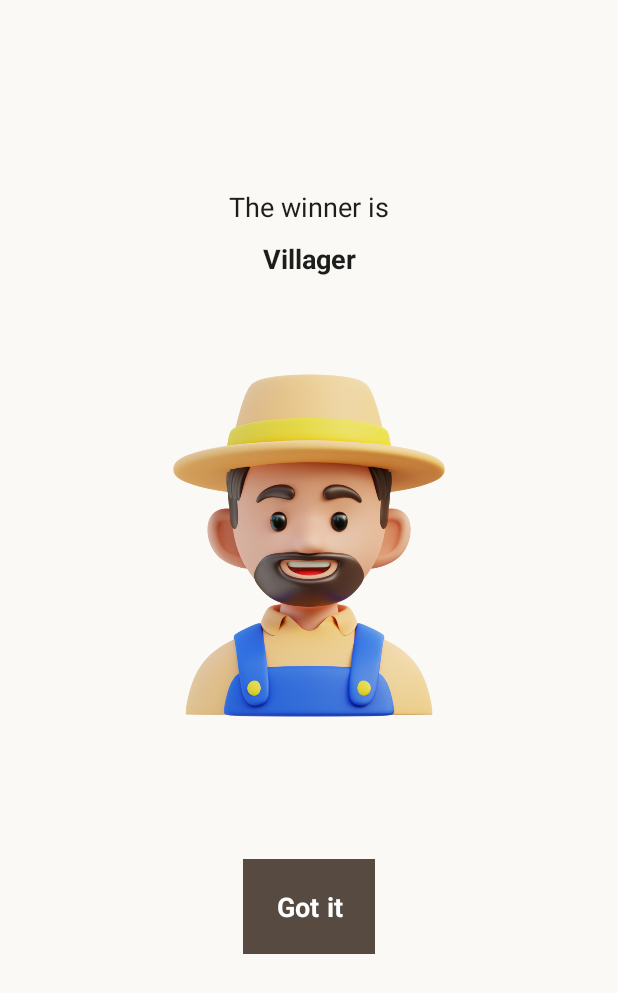
After one commit to Methawee6509611999/CS361_Project, an Android app: the Ending screen opened directly, with no data from a screen before it, on a phone screen of 412 x 824 dp. The commit adds this screen. Shown: the top 993 px of the screen. Run offline under Robolectric (Android 15) with nearby library versions, the phone set to English and light mode, and no system bars.

Commit message:
หน้าจบเกม

```diff
--- a/app/src/main/AndroidManifest.xml
+++ b/app/src/main/AndroidManifest.xml
@@ -64,6 +64,12 @@
             android:exported="true">
         </activity>
 
+        <activity
+            android:name=".Ending"
+            android:theme="@style/Theme.Warewolf"
+            android:exported="true">
+        </activity>
+
     </application>
 
 </manifest>
--- /dev/null
+++ b/app/src/main/java/com/example/warewolf/Ending.java
@@ -0,0 +1,26 @@
+package com.example.warewolf;
+
+import android.content.Intent;
+import android.os.Bundle;
+import android.view.View;
+import android.widget.Button;
+import androidx.appcompat.app.AppCompatActivity;
+
+public class Ending extends AppCompatActivity {
+    @Override
+    protected void onCreate(Bundle savedInstanceState) {
+        super.onCreate(savedInstanceState);
+        setContentView(R.layout.ending_page);
+
+        Button end_btn = findViewById(R.id.end_btn);
+
+        end_btn.setOnClickListener(new View.OnClickListener() {
+            @Override
+            public void onClick(View v) {
+                Intent intent = new Intent(Ending.this, MainActivity.class);
+                startActivity(intent);
+                finish();
+            }
+        });
+    }
+}
--- a/app/src/main/res/layout/activity_main.xml
+++ b/app/src/main/res/layout/activity_main.xml
@@ -66,4 +66,5 @@
         android:background="?colorPrimary"
         android:layout_marginTop="30dp"/>
 
+
 </LinearLayout>
--- a/app/src/main/res/layout/death_announcement.xml
+++ b/app/src/main/res/layout/death_announcement.xml
@@ -52,7 +52,7 @@
 
         <Button
             android:id="@+id/NextButtondead"
-            android:layout_width="match_parent"
+            android:layout_width="wrap_content"
             android:layout_height="wrap_content"
             android:layout_gravity="center"
             android:layout_marginTop="30dp"
--- /dev/null
+++ b/app/src/main/res/layout/ending_page.xml
@@ -0,0 +1,50 @@
+<?xml version="1.0" encoding="utf-8"?>
+<LinearLayout xmlns:android="http://schemas.android.com/apk/res/android"
+    xmlns:app="http://schemas.android.com/apk/res-auto"
+    android:layout_width="match_parent"
+    android:layout_height="match_parent"
+    android:orientation="vertical">
+
+    <TextView
+        android:id="@+id/winner"
+        android:layout_width="match_parent"
+        android:layout_height="wrap_content"
+        android:layout_marginTop="125dp"
+        android:layout_marginBottom="10dp"
+        android:gravity="center"
+        android:text="@string/winner"
+        android:textColor="?android:textColorPrimary"
+        android:textSize="@dimen/normal_size" />
+
+    <TextView
+        android:id="@+id/teamWin"
+        android:layout_width="match_parent"
+        android:layout_height="wrap_content"
+        android:gravity="center"
+        android:text="@string/role_villager"
+        android:textColor="?android:textColorPrimary"
+        android:textSize="@dimen/normal_size"
+        android:textStyle="bold" />
+
+    <ImageView
+        android:id="@+id/roleWin"
+        android:layout_width="285dp"
+        android:layout_height="318dp"
+        android:layout_gravity="center"
+        android:layout_marginTop="20dp"
+        android:layout_marginBottom="20dp"
+        app:srcCompat="@drawable/villager_img" />
+
+    <Button
+        android:id="@+id/end_btn"
+        android:layout_width="wrap_content"
+        android:layout_height="wrap_content"
+        android:layout_gravity="center"
+        android:layout_marginTop="30dp"
+        android:background="?colorPrimary"
+        android:padding="15dp"
+        android:text="@string/end_btn"
+        android:textColor="?colorOnPrimary"
+        android:textSize="@dimen/normal_size"
+        android:textStyle="bold" />
+</LinearLayout>
--- a/app/src/main/res/values/strings.xml
+++ b/app/src/main/res/values/strings.xml
@@ -20,4 +20,6 @@
     <string name="seer_img">seer img</string>
     <string name="villager_img">villager img</string>
     <string name="skip">skip</string>
+    <string name="end_btn">Got it</string>
+    <string name="winner">The winner is</string>
 </resources>
```
